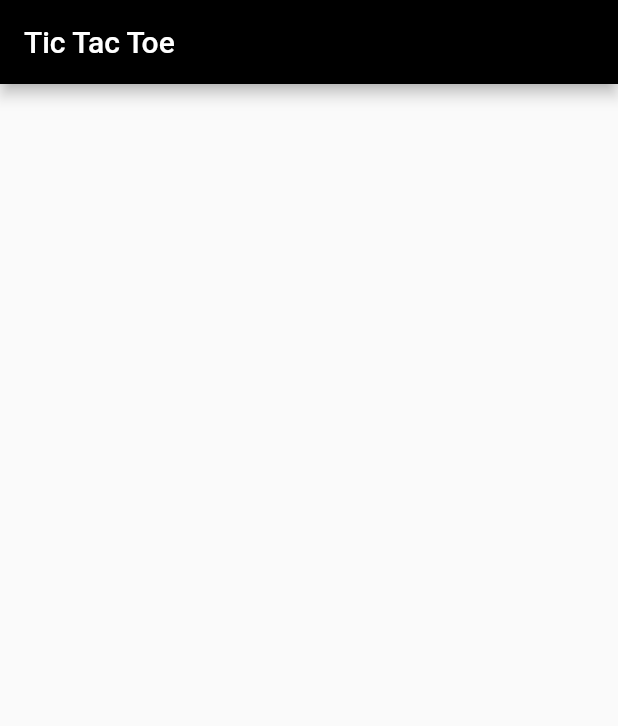
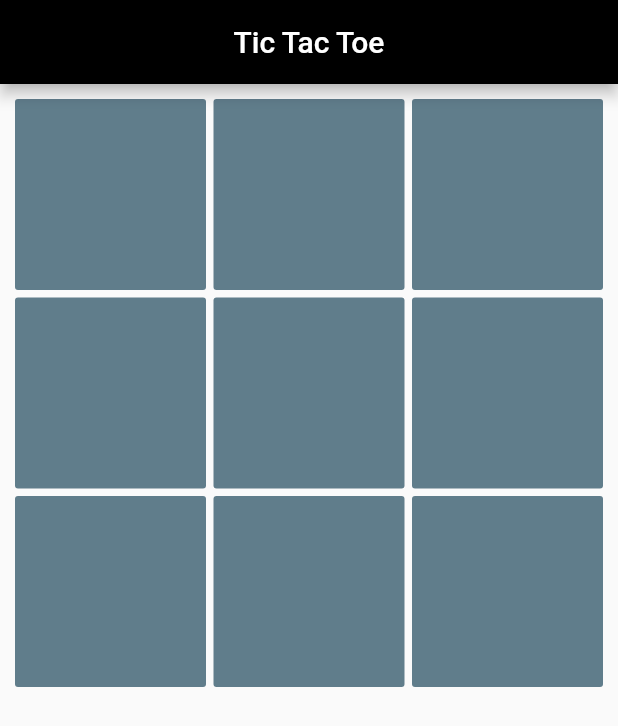
Before and after one commit to nb2998/TicTacToeFlutter, a Flutter app: the screen it shows after launch, on a phone screen of 412 x 824 dp. Shown: the top 726 px of the screen. Run offline on Flutter 3.47's test engine with Material 2 defaults, Android fonts, the phone set to English and light mode, and no system bars.

Commit message:
Grid and buttons added

```diff
--- /dev/null
+++ b/lib/button.dart
@@ -0,0 +1,10 @@
+import 'package:flutter/material.dart';
+
+class GameButton {
+  int id;
+  Color bg;
+  String text;
+  bool enabled;
+
+  GameButton({this.id, this.bg=Colors.blueGrey, this.text="", this.enabled=false});
+}
--- a/lib/home_page.dart
+++ b/lib/home_page.dart
@@ -1,4 +1,5 @@
 import 'package:flutter/material.dart';
+import 'package:flutter_tic_tac_toe/button.dart';
 
 class HomePage extends StatefulWidget {
   @override
@@ -6,14 +7,61 @@ class HomePage extends StatefulWidget {
 }
 
 class HomeState extends State<HomePage> {
+  List<GameButton> buttonsList;
+
+  @override
+  void initState() {
+    // TODO: implement initState
+    super.initState();
+    buttonsList = initList();
+  }
+
   @override
   Widget build(BuildContext context) {
-    // TODO: implement build
     return new Scaffold(
       appBar: new AppBar(
         title: new Text("Tic Tac Toe"),
+        centerTitle: true,
       ),
-      body: new Container(),
+      body: new Center(
+        child: new GridView.builder(
+            padding: const EdgeInsets.all(10.0),
+            gridDelegate: new SliverGridDelegateWithFixedCrossAxisCount(
+                crossAxisCount: 3,
+                childAspectRatio: 1.0,
+                mainAxisSpacing: 5.0,
+                crossAxisSpacing: 5.0),
+            itemCount: buttonsList.length,
+            itemBuilder: (context, i) => new SizedBox(
+                  width: 80.0,
+                  height: 80.0,
+                  child: new RaisedButton(
+                    onPressed: null,
+                    padding: const EdgeInsets.all(10.0),
+                    child: new Text(
+                      buttonsList[i].text,
+                      style: new TextStyle(color: Colors.white, fontSize: 20.0),
+                      textAlign: TextAlign.center,
+                    ),
+                    color: buttonsList[i].bg,
+                    disabledColor: buttonsList[i].bg,
+                  ),
+                )),
+      ),
     );
   }
+
+  List<GameButton> initList() {
+    List<GameButton> list = new List();
+    list.add(new GameButton(id: 1));
+    list.add(new GameButton(id: 2));
+    list.add(new GameButton(id: 3));
+    list.add(new GameButton(id: 4));
+    list.add(new GameButton(id: 5));
+    list.add(new GameButton(id: 6));
+    list.add(new GameButton(id: 7));
+    list.add(new GameButton(id: 8));
+    list.add(new GameButton(id: 9));
+    return list;
+  }
 }
```
Also changed, not shown: 1 other file.
